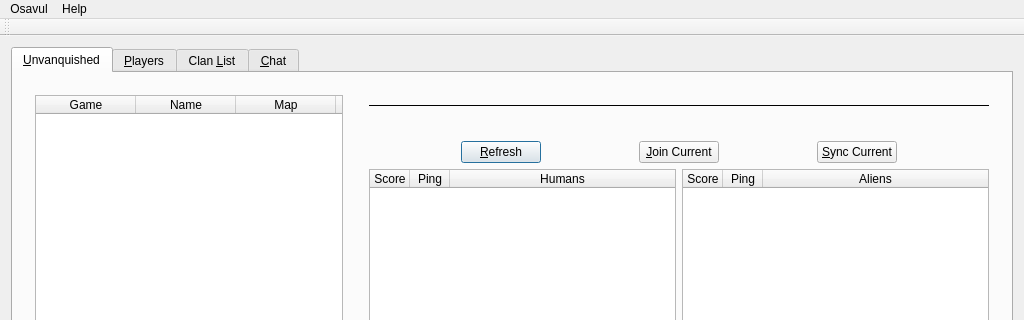
First picture: the form in mainwindow.ui, repository Unvanquished/Osavul, before the edit; both pictures show x 0 to 1024 and y 0 to 320 of the 1024 by 768 pixel window.
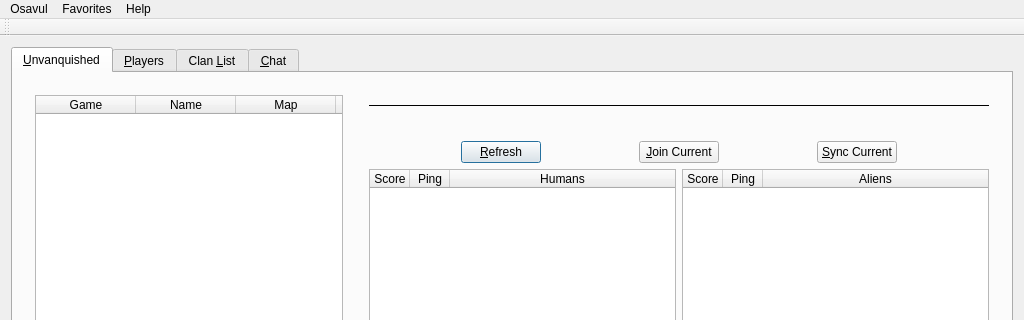
Second picture: the form after the edit.

Commit message:
greatly improved favorite servers handling
(now you can actually delete them!)

What changed in the file:
```diff
--- a/mainwindow.ui
+++ b/mainwindow.ui
@@ -709,7 +709,18 @@
     <addaction name="actionAbout_Osavul"/>
     <addaction name="actionAbout_Qt"/>
    </widget>
+   <widget class="QMenu" name="menuFavorites">
+    <property name="enabled">
+     <bool>true</bool>
+    </property>
+    <property name="title">
+     <string>Favorites</string>
+    </property>
+    <addaction name="separator"/>
+    <addaction name="actionManage_Favorites"/>
+   </widget>
    <addaction name="menuOsavul"/>
+   <addaction name="menuFavorites"/>
    <addaction name="menuHelp"/>
   </widget>
   <widget class="QToolBar" name="mainToolBar">
```
Left out of the diff: 5 changed lines with no effect on the pictures. The commit also changes 7 other files.
